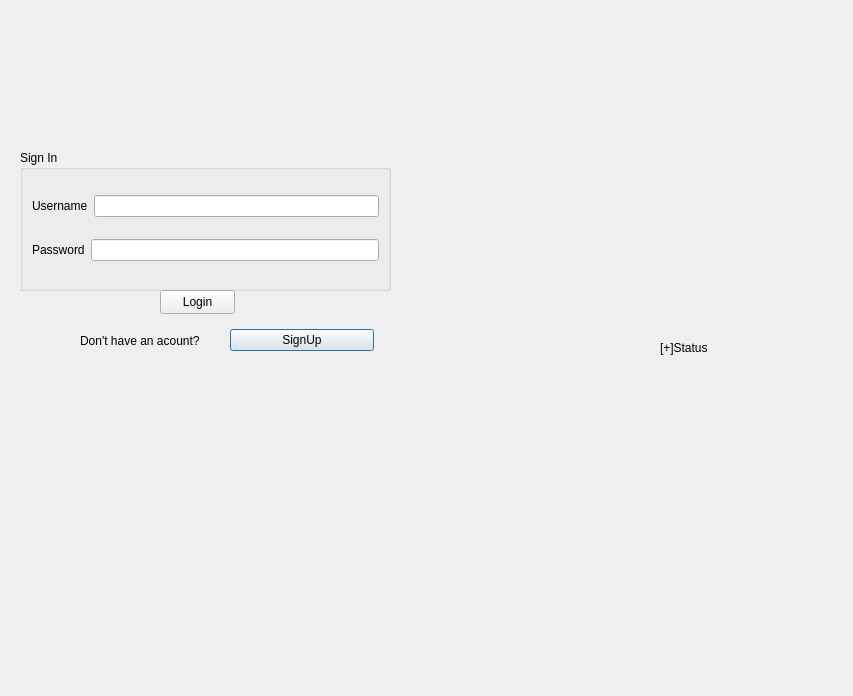
Qt form loginp.ui (manasvi30/the-muncheese-project) before a commit.
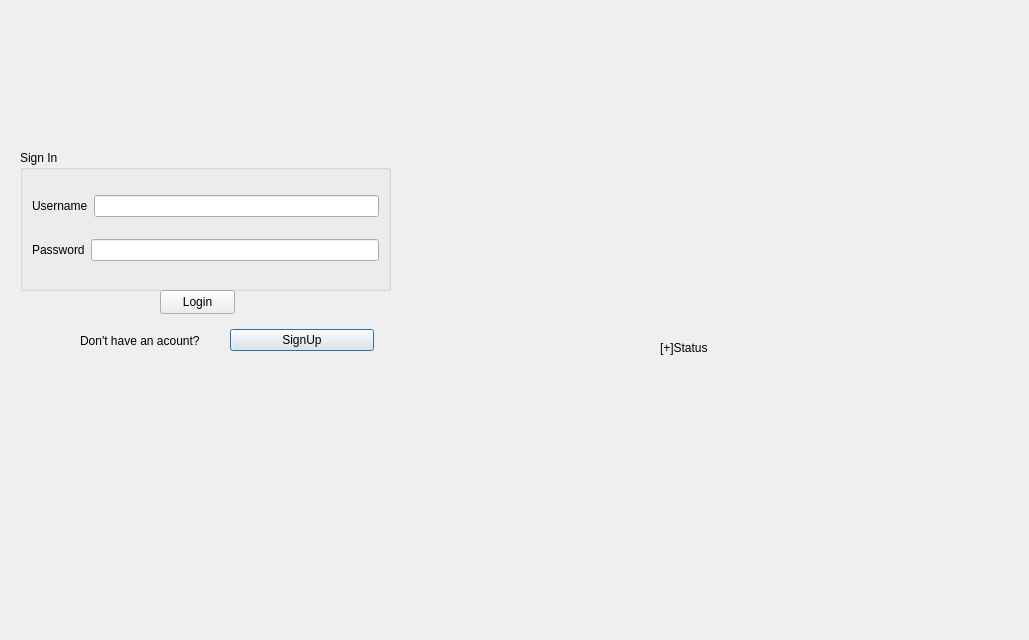
The same form after that commit.

What changed in the file:
```diff
--- a/loginp.ui
+++ b/loginp.ui
@@ -6,8 +6,8 @@
    <rect>
     <x>0</x>
     <y>0</y>
-    <width>853</width>
-    <height>696</height>
+    <width>1029</width>
+    <height>640</height>
    </rect>
   </property>
   <property name="windowTitle">
@@ -31,8 +31,8 @@
     <rect>
      <x>-30</x>
      <y>20</y>
-     <width>841</width>
-     <height>701</height>
+     <width>1011</width>
+     <height>681</height>
     </rect>
    </property>
    <property name="text">
```
